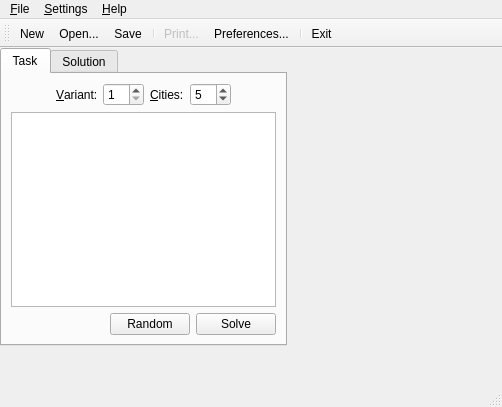
Qt form ui/mainwindow.ui (leppa/tspsg) before a commit.
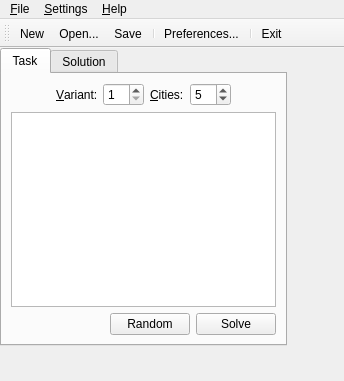
The same form after that commit. Icons and pictures are not drawn.

Patch:
```diff
--- a/ui/mainwindow.ui
+++ b/ui/mainwindow.ui
@@ -6,8 +6,8 @@
    <rect>
     <x>0</x>
     <y>0</y>
-    <width>502</width>
-    <height>407</height>
+    <width>344</width>
+    <height>381</height>
    </rect>
   </property>
   <property name="windowTitle">
@@ -267,7 +267,7 @@
     <rect>
      <x>0</x>
      <y>0</y>
-     <width>502</width>
+     <width>344</width>
      <height>22</height>
     </rect>
    </property>
@@ -341,7 +341,6 @@
    <addaction name="menuSettings"/>
    <addaction name="menuHelp"/>
   </widget>
-  <widget class="QStatusBar" name="statusbar"/>
   <widget class="QToolBar" name="toolBar">
    <property name="cursor">
     <cursorShape>ArrowCursor</cursorShape>
@@ -356,7 +355,6 @@
    <addaction name="actionFileOpen"/>
    <addaction name="actionFileSave"/>
    <addaction name="separator"/>
-   <addaction name="actionFilePrint"/>
    <addaction name="actionSettingsPreferences"/>
    <addaction name="separator"/>
    <addaction name="actionFileExit"/>
```
Left out of the diff: 39 changed lines with no effect on the pictures.
